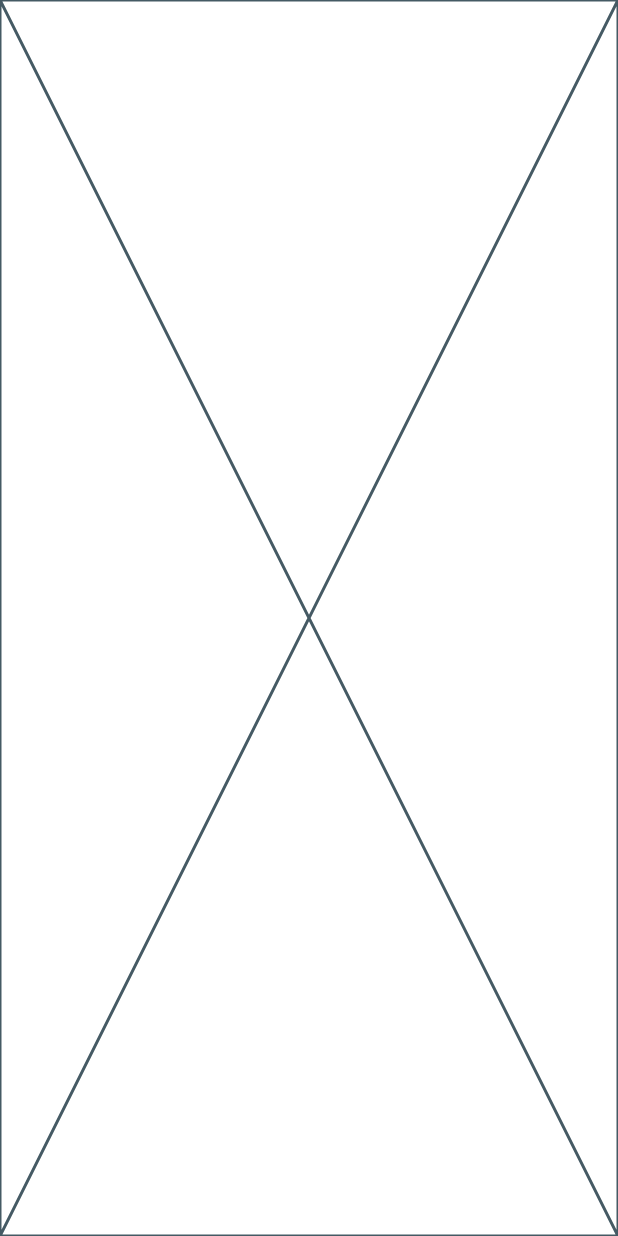
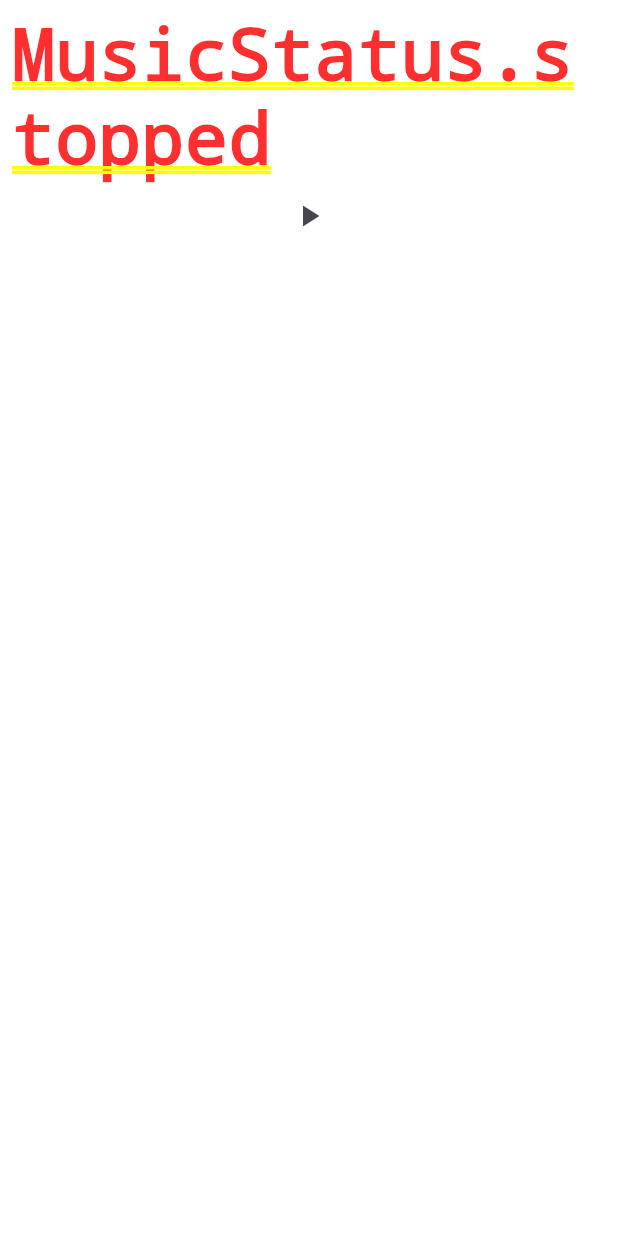
Before and after one commit to Edruby1/AppMusicLocal, a Flutter app: the screen it shows after launch, on a phone screen of 412 x 824 dp. Run offline on Flutter 3.47's test engine with Material 3 defaults, Android fonts, the phone set to English and light mode, and no system bars; our stand-ins replace hive, hive_flutter, just_audio, permission_handler; accounts and stored records are empty.

Commit message:
very changes, basic screen and music manager

```diff
--- /dev/null
+++ b/lib/features/player/screens/playerScreen.dart
@@ -0,0 +1,62 @@
+import 'dart:io';
+
+import 'package:app_local_music/core/logger/AppLogger.dart';
+import 'package:app_local_music/features/Library/models/FileModel.dart';
+import 'package:app_local_music/features/Library/repository/FileRepository.dart';
+import 'package:app_local_music/features/Library/services/MusicManager.dart';
+import 'package:flutter/cupertino.dart';
+import 'package:flutter/material.dart';
+import 'package:permission_handler/permission_handler.dart';
+
+class PlayerScreen extends StatefulWidget {
+  const PlayerScreen({super.key});
+
+  @override
+  State<PlayerScreen> createState() => _PlayerScreenState();
+}
+
+class _PlayerScreenState extends State<PlayerScreen> {
+  late MusicStatus actualState;
+
+  @override
+  void initState() {
+    super.initState();
+    actualState = MusicManager.status;
+  }
+
+  @override
+  Widget build(BuildContext context) {
+    return Padding(
+      padding: EdgeInsetsGeometry.all(8),
+      child: Column(
+        children: [
+          Text(actualState.toString()),
+          //Slider(value: 0, onChanged: (v) {}),
+          IconButton(
+            onPressed: () async {
+              if (actualState == MusicStatus.playing) {
+                await MusicManager.pause();
+              } else if (actualState == MusicStatus.paused) {
+                await MusicManager.resume();
+              } else {
+                final status = await Permission.audio.request();
+                if (status == PermissionStatus.granted) {
+                  final file = File("/storage/emulated/0/Download/Mai.mp4");
+
+                  final a = await file.exists();
+                  final b = await file.length();
+
+                  AppLogger.info(a.toString());
+                  AppLogger.info(b.toString());
+                  final FileModel song = await FileRepository.pickRandom();
+                  await MusicManager.play(song: song);
+                }
+              }
+            },
+            icon: Icon(Icons.play_arrow),
+          ),
+        ],
+      ),
+    );
+  }
+}
```
Also changed, not shown: lib/features/Library/repository/FileRepository.dart (+12 -1 lines), lib/features/Library/services/MusicManager.dart (+13 -0 lines), lib/presentation/screens/AppLoader.dart (+14 -1 lines), 1 other file.
